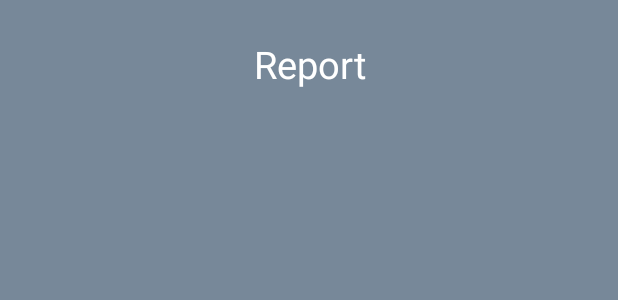
After one commit to pandalv9999/Matrix, an Android app: the layout dialog.xml on its own in the app's theme, with its tools: preview values and no code run, on a phone screen of 412 x 824 dp. The commit adds this screen. Shown: the top 300 px of the screen. Run offline under Robolectric (Android 15) with nearby library versions, the phone set to English and light mode, and no system bars.

```diff
--- /dev/null
+++ b/app/src/main/res/layout/dialog.xml
@@ -0,0 +1,18 @@
+<?xml version="1.0" encoding="utf-8"?>
+<LinearLayout
+    xmlns:android="http://schemas.android.com/apk/res/android"
+    android:orientation="vertical"
+    android:layout_width="match_parent"
+    android:id="@+id/dialog"
+    android:layout_height="match_parent"
+    android:background="@color/colorDark">
+
+<!--    switch views-->
+    <ViewSwitcher
+        android:layout_width="match_parent"
+        android:layout_height="match_parent"
+        android:id="@+id/viewSwitcher">
+        <include layout="@layout/report_event_type"/>
+    </ViewSwitcher>
+
+</LinearLayout>
--- /dev/null
+++ b/app/src/main/res/layout/report_event_type.xml
@@ -0,0 +1,27 @@
+<?xml version="1.0" encoding="utf-8"?>
+<LinearLayout
+    xmlns:android="http://schemas.android.com/apk/res/android"
+    android:orientation="vertical"
+    android:id="@+id/event_type_layout_id"
+    android:layout_width="match_parent"
+    android:layout_height="match_parent"
+    android:background="@color/colorDark">
+
+    <TextView
+        android:layout_height="wrap_content"
+        android:layout_width="match_parent"
+        android:gravity="center"
+        android:fontFamily="Roboto"
+        android:textSize="25sp"
+        android:textColor="#FFFFFF"
+        android:paddingTop="25dp"
+        android:paddingBottom="25dp"
+        android:text="Report"/>
+
+    <androidx.recyclerview.widget.RecyclerView
+        android:id="@+id/recycler_view"
+        android:layout_width="match_parent"
+        android:layout_height="match_parent"
+        />
+
+</LinearLayout>
```
Also changed, not shown: app/src/main/java/com/laioffer/matrix/MainFragment.java (+51 -2 lines), app/src/main/java/com/laioffer/matrix/ReportDialog.java (added, +16 -0 lines), app/src/main/res/layout/fragment_main.xml (+21 -3 lines), app/src/main/res/raw/style_json.json (added, +178 -0 lines), app/src/main/res/values/styles.xml (+7 -0 lines).
